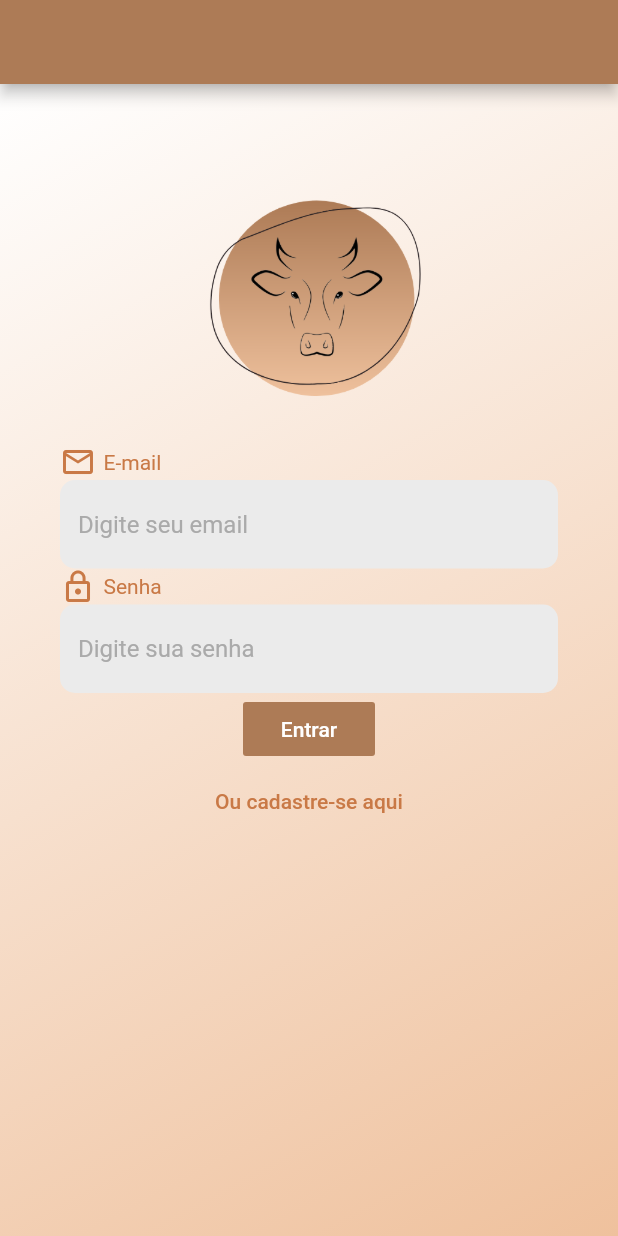
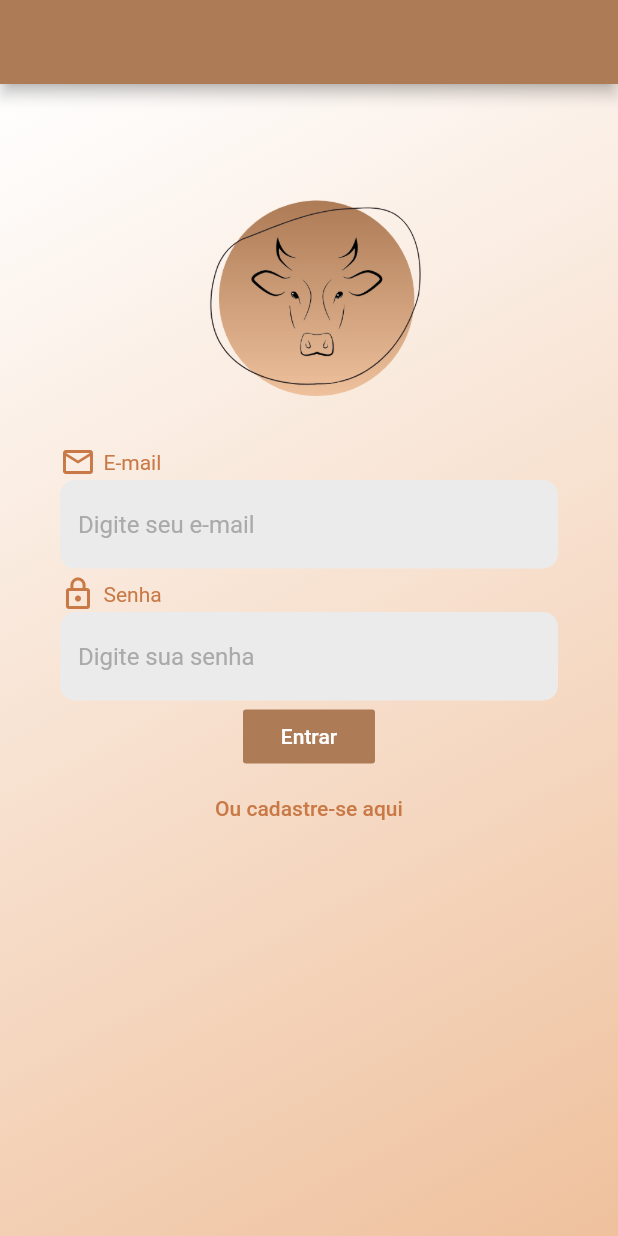
Before and after one commit to UnBArqDsw/2020.1_G13_iGado_Mobile, a Flutter app: the screen it shows after launch, on a phone screen of 412 x 824 dp. Run offline on Flutter 3.47's test engine with Material 2 defaults, Android fonts, the phone set to English and light mode, and no system bars.

Commit message:
UnBArqDsw/2020.1_G13_Projeto#81 📦 NEW: Create login screen, separate files into rights directorys, put styles and routes intoa separete file

```diff
--- /dev/null
+++ b/lib/components/icon_text_form_field.dart
@@ -0,0 +1,44 @@
+import 'package:igado_front/constants.dart';
+import 'package:flutter/material.dart';
+
+class IconTextFormField extends StatelessWidget {
+  final String title;
+  final String placeholder;
+  final IconData icon;
+  final bool obscureText;
+  IconTextFormField(
+      {@required this.title,
+      @required this.placeholder,
+      @required this.icon,
+      @required this.obscureText});
+  @override
+  Widget build(BuildContext context) {
+    return Column(
+      children: [
+        Row(
+          children: [
+            Icon(
+              icon,
+              color: kBrown1,
+            ),
+            SizedBox(
+              width: 5.0,
+            ),
+            Text(
+              title,
+              style: TextStyle(
+                color: kBrown1,
+              ),
+            ),
+          ],
+        ),
+        TextFormField(
+          obscureText: obscureText,
+          decoration: kInputFormStyle.copyWith(
+            hintText: placeholder,
+          ),
+        ),
+      ],
+    );
+  }
+}
--- a/lib/constants.dart
+++ b/lib/constants.dart
@@ -1,27 +1,23 @@
 import 'package:flutter/material.dart';
 import 'package:flutter/widgets.dart';
 
-import 'splash.dart';
-
-import 'login.dart';
-
-Map<String, WidgetBuilder> routes = {
-  '/': (context) => SplashScreen(),
-  '/login': (context) => LoginPage(),
-};
-
-Decoration backgroundTheme = BoxDecoration(
+// Colors
+Color kBrown1 = Color(0xFFC97946);
+Color kBrown2 = Color(0xFFAD7B56);
+Color kBege1 = Color(0xFFEFC19D);
+//Styles
+Decoration kBackgroundTheme = BoxDecoration(
   gradient: LinearGradient(
     begin: Alignment.topLeft,
     end: Alignment.bottomRight,
     colors: [
       Color(0xFFFFFFFF),
-      Color(0xFFEFC19D),
+      kBege1,
     ],
   ),
 );
 
-InputDecoration inputFormStyle = InputDecoration(
+InputDecoration kInputFormStyle = InputDecoration(
   hintStyle: TextStyle(
     color: Color(0xFFAAAAAA),
   ),
@@ -33,5 +29,6 @@ InputDecoration inputFormStyle = InputDecoration(
   filled: true,
 );
 
-Color brown1 = Color(0xFFC97946);
-Color brown2 = Color(0xFFAD7B56);
+// images
+
+String kLogo = 'assets/images/logo.png';
--- a/lib/login.dart
+++ /dev/null
@@ -1,104 +0,0 @@
-import 'package:flutter/material.dart';
-import 'package:igado_front/constants.dart';
-
-class LoginPage extends StatefulWidget {
-  @override
-  _LoginPageState createState() => _LoginPageState();
-}
-
-class _LoginPageState extends State<LoginPage> {
-  @override
-  Widget build(BuildContext context) {
-    return Scaffold(
-      appBar: AppBar(
-        backgroundColor: brown2,
-        automaticallyImplyLeading: false,
-      ),
-      body: Container(
-        height: MediaQuery.of(context).size.height,
-        decoration: backgroundTheme,
-        child: SingleChildScrollView(
-          padding: const EdgeInsets.all(40.0),
-          child: Column(
-            children: [
-              Image(
-                image: AssetImage('assets/images/logo.png'),
-                height: 200.0,
-              ),
-              Form(
-                child: Column(
-                  children: [
-                    Row(
-                      children: [
-                        Icon(
-                          Icons.mail_outline,
-                          color: brown1,
-                        ),
-                        Padding(
-                          padding: const EdgeInsets.fromLTRB(5, 0, 0, 0),
-                          child: Text(
-                            "E-mail",
-                            style: TextStyle(
-                              color: brown1,
-                            ),
-                          ),
-                        ),
-                      ],
-                    ),
-                    TextFormField(
-                      decoration: inputFormStyle.copyWith(
-                        hintText: "Digite seu email",
-                      ),
-                    ),
-                    Row(
-                      children: [
-                        Icon(
-                          Icons.lock_outline,
-                          color: brown1,
-                        ),
-                        Padding(
-                          padding: const EdgeInsets.fromLTRB(5, 0, 0, 0),
-                          child: Text(
-                            "Senha",
-                            style: TextStyle(
-                              color: brown1,
-                            ),
-                          ),
-                        ),
-                      ],
-                    ),
-                    TextFormField(
-                      decoration: inputFormStyle.copyWith(
-                        hintText: "Digite sua senha",
-                      ),
-                      obscureText: true,
-                    ),
-                    FlatButton(
-                      onPressed: () {},
-                      child: Text(
-                        'Entrar',
-                        style: TextStyle(
-                          color: Colors.white,
-                        ),
-                      ),
-                      color: brown2,
-                    ),
-                  ],
-                ),
-              ),
-              FlatButton(
-                onPressed: () {},
-                child: Text(
-                  'Ou cadastre-se aqui',
-                  style: TextStyle(
-                    color: brown1,
-                  ),
-                ),
-              ),
-            ],
-          ),
-        ),
-      ),
-    );
-  }
-}
--- a/lib/main.dart
+++ b/lib/main.dart
@@ -1,5 +1,5 @@
 import 'package:flutter/material.dart';
-import 'constants.dart';
+import 'routes.dart';
 
 void main() {
   runApp(MyApp());
@@ -14,7 +14,7 @@ class MyApp extends StatelessWidget {
       theme: ThemeData(
         primaryColor: Color(0xFFAD7B56),
       ),
-      routes: routes,
+      routes: kRoutes,
       initialRoute: '/login',
     );
   }
--- /dev/null
+++ b/lib/routes.dart
@@ -0,0 +1,8 @@
+import 'package:flutter/material.dart';
+import 'screens/splash_screen.dart';
+import 'screens/login_screen.dart';
+
+Map<String, WidgetBuilder> kRoutes = {
+  '/': (context) => SplashScreen(),
+  '/login': (context) => LoginPage(),
+};
--- /dev/null
+++ b/lib/screens/login_screen.dart
@@ -0,0 +1,76 @@
+import 'package:flutter/material.dart';
+import 'package:igado_front/components/icon_text_form_field.dart';
+import 'package:igado_front/constants.dart';
+
+class LoginPage extends StatefulWidget {
+  @override
+  _LoginPageState createState() => _LoginPageState();
+}
+
+class _LoginPageState extends State<LoginPage> {
+  @override
+  Widget build(BuildContext context) {
+    return Scaffold(
+      appBar: AppBar(
+        backgroundColor: kBrown2,
+        automaticallyImplyLeading: false,
+      ),
+      body: Container(
+        height: MediaQuery.of(context).size.height,
+        decoration: kBackgroundTheme,
+        child: SingleChildScrollView(
+          padding: const EdgeInsets.all(40.0),
+          child: Column(
+            children: [
+              Image(
+                image: AssetImage('assets/images/logo.png'),
+                height: 200.0,
+              ),
+              Form(
+                child: Column(
+                  crossAxisAlignment: CrossAxisAlignment.center,
+                  children: [
+                    IconTextFormField(
+                      title: "E-mail",
+                      icon: Icons.mail_outline,
+                      placeholder: "Digite seu e-mail",
+                      obscureText: false,
+                    ),
+                    SizedBox(
+                      height: 5.0,
+                    ),
+                    IconTextFormField(
+                      title: "Senha",
+                      icon: Icons.lock_outline,
+                      placeholder: "Digite sua senha",
+                      obscureText: true,
+                    ),
+                    FlatButton(
+                      onPressed: () {},
+                      child: Text(
+                        'Entrar',
+                        style: TextStyle(
+                          color: Colors.white,
+                        ),
+                      ),
+                      color: kBrown2,
+                    ),
+                  ],
+                ),
+              ),
+              FlatButton(
+                onPressed: () {},
+                child: Text(
+                  'Ou cadastre-se aqui',
+                  style: TextStyle(
+                    color: kBrown1,
+                  ),
+                ),
+              ),
+            ],
+          ),
+        ),
+      ),
+    );
+  }
+}
--- a/lib/splash.dart
+++ b/lib/screens/splash_screen.dart
@@ -11,7 +11,7 @@ class _SplashScreenState extends State<SplashScreen> {
   Widget build(BuildContext context) {
     return Scaffold(
       body: Container(
-        decoration: backgroundTheme,
+        decoration: kBackgroundTheme,
         child: Center(
           child: Image(
             image: AssetImage('assets/images/logo.png'),
```
Also changed, not shown: 1 other file.
